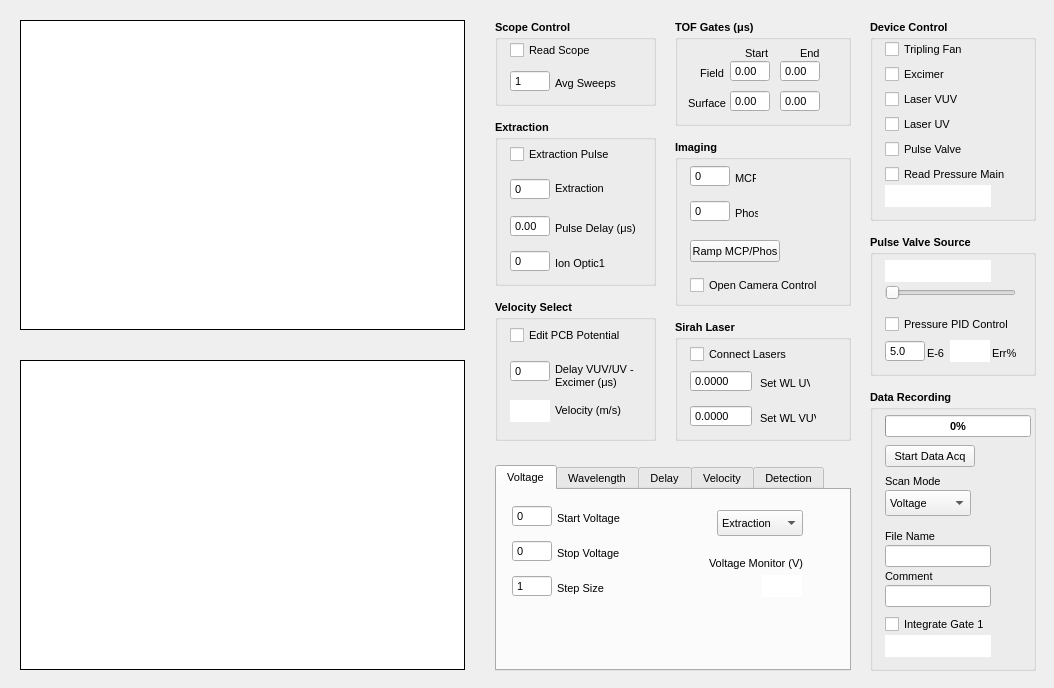
This is rsdgui.ui in mikekohlhoff/ryexpctl as Qt 5 draws it before an edit. The edited form follows.
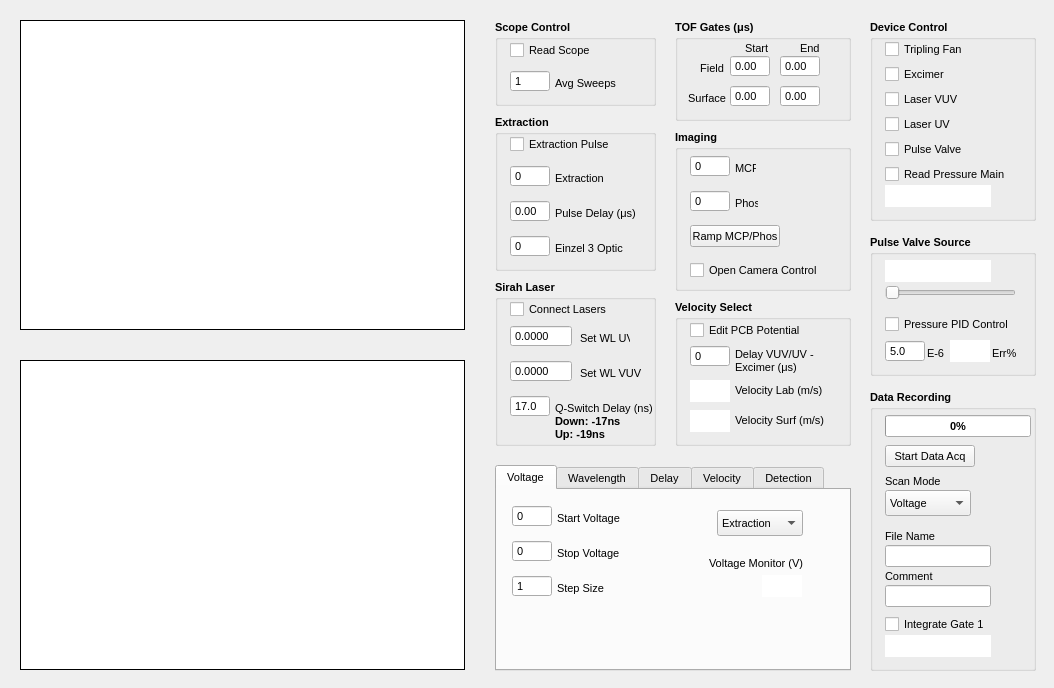
This is the edited form. Custom widgets are drawn as their Qt base class.

```diff
--- a/rsdgui.ui
+++ b/rsdgui.ui
@@ -253,9 +253,9 @@
    <property name="geometry">
     <rect>
      <x>495</x>
-     <y>120</y>
+     <y>115</y>
      <width>161</width>
-     <height>166</height>
+     <height>156</height>
     </rect>
    </property>
    <property name="font">
@@ -276,7 +276,7 @@
     <property name="geometry">
      <rect>
       <x>15</x>
-      <y>95</y>
+      <y>85</y>
       <width>40</width>
       <height>22</height>
      </rect>
@@ -325,7 +325,7 @@
     <property name="geometry">
      <rect>
       <x>60</x>
-      <y>100</y>
+      <y>90</y>
       <width>86</width>
       <height>16</height>
      </rect>
@@ -344,7 +344,7 @@
     <property name="geometry">
      <rect>
       <x>60</x>
-      <y>60</y>
+      <y>55</y>
       <width>49</width>
       <height>16</height>
      </rect>
@@ -363,7 +363,7 @@
     <property name="geometry">
      <rect>
       <x>15</x>
-      <y>58</y>
+      <y>50</y>
       <width>40</width>
       <height>22</height>
      </rect>
@@ -418,7 +418,7 @@
     <property name="geometry">
      <rect>
       <x>15</x>
-      <y>130</y>
+      <y>120</y>
       <width>40</width>
       <height>22</height>
      </rect>
@@ -460,7 +460,7 @@
      <number>0</number>
     </property>
     <property name="maximum">
-     <number>2000</number>
+     <number>3000</number>
     </property>
     <property name="singleStep">
      <number>10</number>
@@ -473,8 +473,8 @@
     <property name="geometry">
      <rect>
       <x>60</x>
-      <y>135</y>
-      <width>56</width>
+      <y>125</y>
+      <width>76</width>
       <height>16</height>
      </rect>
     </property>
@@ -485,14 +485,14 @@
      </font>
     </property>
     <property name="text">
-     <string>Ion Optic1</string>
+     <string>Einzel 3 Optic</string>
     </property>
    </widget>
    <widget class="QCheckBox" name="chk_ExtractionPulse">
     <property name="geometry">
      <rect>
       <x>15</x>
-      <y>25</y>
+      <y>20</y>
       <width>116</width>
       <height>18</height>
      </rect>
@@ -817,7 +817,7 @@
      <x>675</x>
      <y>20</y>
      <width>176</width>
-     <height>106</height>
+     <height>101</height>
     </rect>
    </property>
    <property name="font">
@@ -836,7 +836,7 @@
     <property name="geometry">
      <rect>
       <x>70</x>
-      <y>25</y>
+      <y>20</y>
       <width>29</width>
       <height>16</height>
      </rect>
@@ -870,7 +870,7 @@
     <property name="geometry">
      <rect>
       <x>125</x>
-      <y>25</y>
+      <y>20</y>
       <width>29</width>
       <height>16</height>
      </rect>
@@ -904,7 +904,7 @@
     <property name="geometry">
      <rect>
       <x>20</x>
-      <y>45</y>
+      <y>40</y>
       <width>29</width>
       <height>16</height>
      </rect>
@@ -938,7 +938,7 @@
     <property name="geometry">
      <rect>
       <x>55</x>
-      <y>40</y>
+      <y>35</y>
       <width>40</width>
       <height>22</height>
      </rect>
@@ -993,7 +993,7 @@
     <property name="geometry">
      <rect>
       <x>105</x>
-      <y>40</y>
+      <y>35</y>
       <width>40</width>
       <height>22</height>
      </rect>
@@ -1048,7 +1048,7 @@
     <property name="geometry">
      <rect>
       <x>10</x>
-      <y>75</y>
+      <y>70</y>
       <width>41</width>
       <height>16</height>
      </rect>
@@ -1082,7 +1082,7 @@
     <property name="geometry">
      <rect>
       <x>55</x>
-      <y>70</y>
+      <y>65</y>
       <width>40</width>
       <height>22</height>
      </rect>
@@ -1137,7 +1137,7 @@
     <property name="geometry">
      <rect>
       <x>105</x>
-      <y>70</y>
+      <y>65</y>
       <width>40</width>
       <height>22</height>
      </rect>
@@ -1193,9 +1193,9 @@
    <property name="geometry">
     <rect>
      <x>675</x>
-     <y>140</y>
+     <y>130</y>
      <width>176</width>
-     <height>166</height>
+     <height>161</height>
     </rect>
    </property>
    <property name="sizePolicy">
@@ -1219,7 +1219,7 @@
     <property name="geometry">
      <rect>
       <x>15</x>
-      <y>100</y>
+      <y>95</y>
       <width>90</width>
       <height>22</height>
      </rect>
@@ -1413,7 +1413,7 @@
     <property name="geometry">
      <rect>
       <x>15</x>
-      <y>135</y>
+      <y>130</y>
       <width>131</width>
       <height>20</height>
      </rect>
@@ -1443,10 +1443,10 @@
   <widget class="QGroupBox" name="groupBox_Laser">
    <property name="geometry">
     <rect>
-     <x>675</x>
-     <y>320</y>
-     <width>176</width>
-     <height>121</height>
+     <x>495</x>
+     <y>280</y>
+     <width>161</width>
+     <height>166</height>
     </rect>
    </property>
    <property name="font">
@@ -1464,7 +1464,7 @@
     <property name="geometry">
      <rect>
       <x>15</x>
-      <y>50</y>
+      <y>45</y>
       <width>62</width>
       <height>22</height>
      </rect>
@@ -1516,7 +1516,7 @@
     <property name="geometry">
      <rect>
       <x>85</x>
-      <y>55</y>
+      <y>50</y>
       <width>50</width>
       <height>16</height>
      </rect>
@@ -1536,7 +1536,7 @@
     <property name="geometry">
      <rect>
       <x>15</x>
-      <y>25</y>
+      <y>20</y>
       <width>116</width>
       <height>18</height>
      </rect>
@@ -1555,9 +1555,9 @@
    <widget class="QLabel" name="label_13">
     <property name="geometry">
      <rect>
-      <x>85</x>
-      <y>90</y>
-      <width>56</width>
+      <x>60</x>
+      <y>120</y>
+      <width>101</width>
       <height>16</height>
      </rect>
     </property>
@@ -1569,14 +1569,14 @@
      </font>
     </property>
     <property name="text">
-     <string>Set WL VUV</string>
+     <string>Q-Switch Delay (ns)</string>
     </property>
    </widget>
    <widget class="QDoubleSpinBox" name="inp_setWL_VUV">
     <property name="geometry">
      <rect>
       <x>15</x>
-      <y>85</y>
+      <y>80</y>
       <width>62</width>
       <height>22</height>
      </rect>
@@ -1624,6 +1624,101 @@
      <double>0.000250000000000</double>
     </property>
    </widget>
+   <widget class="QDoubleSpinBox" name="inp_qswitchDelay">
+    <property name="geometry">
+     <rect>
+      <x>15</x>
+      <y>115</y>
+      <width>40</width>
+      <height>22</height>
+     </rect>
+    </property>
+    <property name="sizePolicy">
+     <sizepolicy hsizetype="Fixed" vsizetype="Fixed">
+      <horstretch>0</horstretch>
+      <verstretch>0</verstretch>
+     </sizepolicy>
+    </property>
+    <property name="maximumSize">
+     <size>
+      <width>40</width>
+      <height>16777215</height>
+     </size>
+    </property>
+    <property name="font">
+     <font>
+      <weight>50</weight>
+      <bold>false</bold>
+     </font>
+    </property>
+    <property name="mouseTracking">
+     <bool>true</bool>
+    </property>
+    <property name="wrapping">
+     <bool>false</bool>
+    </property>
+    <property name="frame">
+     <bool>true</bool>
+    </property>
+    <property name="buttonSymbols">
+     <enum>QAbstractSpinBox::NoButtons</enum>
+    </property>
+    <property name="keyboardTracking">
+     <bool>true</bool>
+    </property>
+    <property name="decimals">
+     <number>1</number>
+    </property>
+    <property name="singleStep">
+     <double>0.250000000000000</double>
+    </property>
+    <property name="value">
+     <double>17.000000000000000</double>
+    </property>
+   </widget>
+   <widget class="QLabel" name="label_45">
+    <property name="geometry">
+     <rect>
+      <x>85</x>
+      <y>85</y>
+      <width>61</width>
+      <height>16</height>
+     </rect>
+    </property>
+    <property name="font">
+     <font>
+      <pointsize>8</pointsize>
+      <weight>50</weight>
+      <bold>false</bold>
+     </font>
+    </property>
+    <property name="text">
+     <string>Set WL VUV</string>
+    </property>
+   </widget>
+   <widget class="QLabel" name="label_46">
+    <property name="geometry">
+     <rect>
+      <x>60</x>
+      <y>135</y>
+      <width>76</width>
+      <height>26</height>
+     </rect>
+    </property>
+    <property name="font">
+     <font>
+      <pointsize>8</pointsize>
+      <weight>75</weight>
+      <bold>true</bold>
+     </font>
+    </property>
+    <property name="text">
+     <string>Down: -17ns Up: -19ns</string>
+    </property>
+    <property name="wordWrap">
+     <bool>true</bool>
+    </property>
+   </widget>
   </widget>
   <widget class="QGroupBox" name="groupBox_DevControl">
    <property name="geometry">
@@ -4020,10 +4115,10 @@
   <widget class="QGroupBox" name="groupBox_Decelerator">
    <property name="geometry">
     <rect>
-     <x>495</x>
+     <x>675</x>
      <y>300</y>
-     <width>161</width>
-     <height>141</height>
+     <width>176</width>
+     <height>146</height>
     </rect>
    </property>
    <property name="font">
@@ -4041,7 +4136,7 @@
     <property name="geometry">
      <rect>
       <x>15</x>
-      <y>25</y>
+      <y>20</y>
       <width>131</width>
       <height>20</height>
      </rect>
@@ -4068,7 +4163,7 @@
     <property name="geometry">
      <rect>
       <x>15</x>
-      <y>60</y>
+      <y>45</y>
       <width>40</width>
       <height>22</height>
      </rect>
@@ -4129,7 +4224,7 @@
     <property name="geometry">
      <rect>
       <x>60</x>
-      <y>60</y>
+      <y>45</y>
       <width>96</width>
       <height>31</height>
      </rect>
@@ -4151,7 +4246,7 @@
     <property name="geometry">
      <rect>
       <x>15</x>
-      <y>100</y>
+      <y>110</y>
       <width>40</width>
       <height>22</height>
      </rect>
@@ -4195,9 +4290,9 @@
     <property name="geometry">
      <rect>
       <x>60</x>
-      <y>95</y>
-      <width>81</width>
-      <height>31</height>
+      <y>110</y>
+      <width>96</width>
+      <height>21</height>
      </rect>
     </property>
     <property name="font">
@@ -4207,7 +4302,73 @@
      </font>
     </property>
     <property name="text">
-     <string>Velocity (m/s)</string>
+     <string>Velocity Surf (m/s)</string>
+    </property>
+    <property name="wordWrap">
+     <bool>true</bool>
+    </property>
+   </widget>
+   <widget class="QTextBrowser" name="out_velLab">
+    <property name="geometry">
+     <rect>
+      <x>15</x>
+      <y>80</y>
+      <width>40</width>
+      <height>22</height>
+     </rect>
+    </property>
+    <property name="sizePolicy">
+     <sizepolicy hsizetype="Fixed" vsizetype="Fixed">
+      <horstretch>0</horstretch>
+      <verstretch>0</verstretch>
+     </sizepolicy>
+    </property>
+    <property name="minimumSize">
+     <size>
+      <width>40</width>
+      <height>22</height>
+     </size>
+    </property>
+    <property name="font">
+     <font>
+      <weight>50</weight>
+      <bold>false</bold>
+     </font>
+    </property>
+    <property name="acceptDrops">
+     <bool>false</bool>
+    </property>
+    <property name="frameShape">
+     <enum>QFrame::NoFrame</enum>
+    </property>
+    <property name="frameShadow">
+     <enum>QFrame::Plain</enum>
+    </property>
+    <property name="html">
+     <string>&lt;!DOCTYPE HTML PUBLIC &quot;-//W3C//DTD HTML 4.0//EN&quot; &quot;http://www.w3.org/TR/REC-html40/strict.dtd&quot;&gt;
+&lt;html&gt;&lt;head&gt;&lt;meta name=&quot;qrichtext&quot; content=&quot;1&quot; /&gt;&lt;style type=&quot;text/css&quot;&gt;
+p, li { white-space: pre-wrap; }
+&lt;/style&gt;&lt;/head&gt;&lt;body style=&quot; font-family:'Tahoma'; font-size:8pt; font-weight:400; font-style:normal;&quot;&gt;
+&lt;p style=&quot;-qt-paragraph-type:empty; margin-top:0px; margin-bottom:0px; margin-left:0px; margin-right:0px; -qt-block-indent:0; text-indent:0px;&quot;&gt;&lt;br /&gt;&lt;/p&gt;&lt;/body&gt;&lt;/html&gt;</string>
+    </property>
+   </widget>
+   <widget class="QLabel" name="label_50">
+    <property name="geometry">
+     <rect>
+      <x>60</x>
+      <y>80</y>
+      <width>96</width>
+      <height>21</height>
+     </rect>
+    </property>
+    <property name="font">
+     <font>
+      <weight>50</weight>
+      <bold>false</bold>
+     </font>
+    </property>
+    <property name="text">
+     <string>Velocity Lab (m/s)</string>
     </property>
     <property name="wordWrap">
      <bool>true</bool>
```
Left out of the diff: 2 changed lines with no effect on the pictures.
